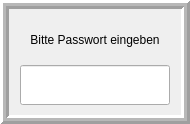
linuxmuster/linuxmuster-linbo, file linbo_gui/login.ui: the form before one commit.
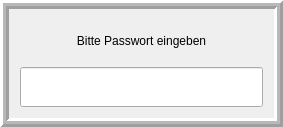
The form after the commit.

What changed in the file:
```diff
--- a/linbo_gui/login.ui
+++ b/linbo_gui/login.ui
@@ -9,12 +9,12 @@
    <rect>
     <x>0</x>
     <y>0</y>
-    <width>190</width>
-    <height>124</height>
+    <width>283</width>
+    <height>127</height>
    </rect>
   </property>
   <property name="sizePolicy">
-   <sizepolicy hsizetype="Fixed" vsizetype="Fixed">
+   <sizepolicy hsizetype="Preferred" vsizetype="Preferred">
     <horstretch>0</horstretch>
     <verstretch>0</verstretch>
    </sizepolicy>
```
